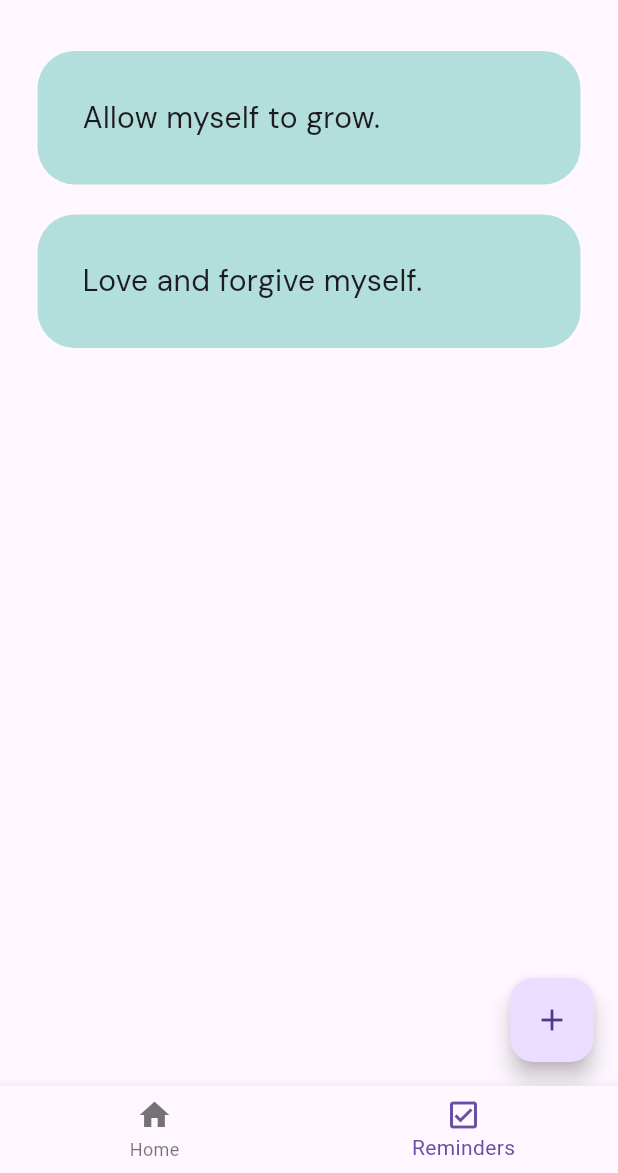
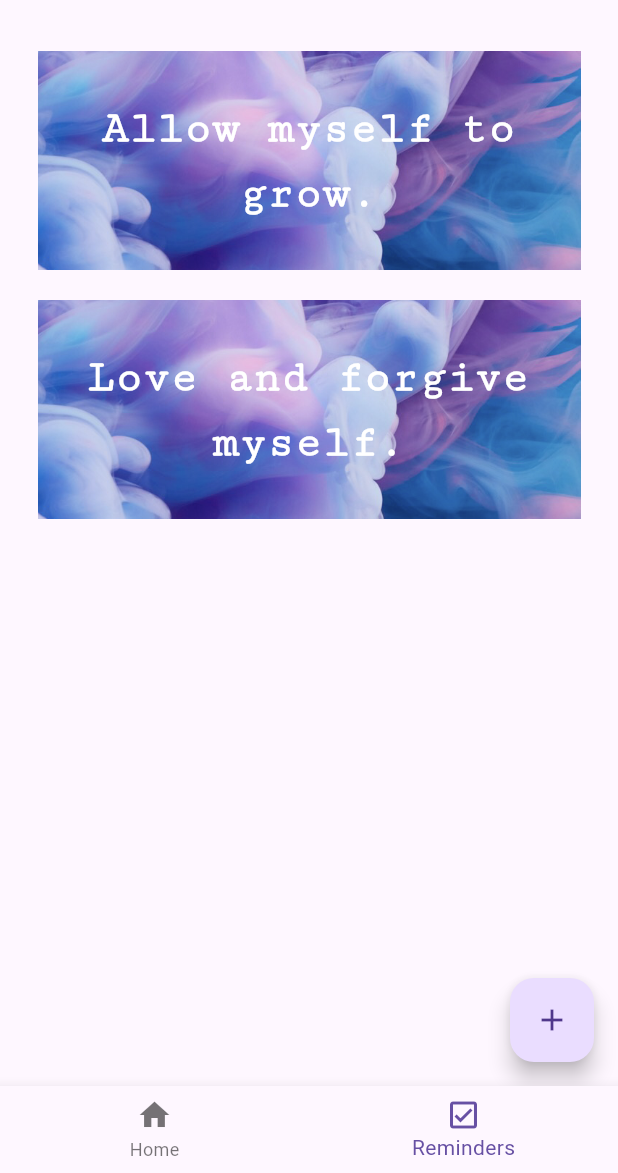
Before and after one commit to TheaRodriguez/Rodriguez-Suarez_Affirmations4u, a Flutter app: the screen it shows after launch, item 2 of the bottom bar chosen, on a phone screen of 412 x 824 dp, the part 63-1236 px from its top. Run offline on Flutter 3.47's test engine with Material 3 defaults, Android fonts, the light colour scheme and no system bars; drawn by our look-alikes of flutter_slidable; our stand-ins replace flutter_datetime_picker_plus, flutter_local_notifications, flutter_spinkit, google_fonts, hive_flutter, timezone; accounts and stored records are empty; network calls fail.

Commit message:
Second Commit

```diff
--- a/lib/main.dart
+++ b/lib/main.dart
@@ -29,6 +29,7 @@ class _MyAppState extends State<MyApp> {
   @override
   Widget build(BuildContext context) {
     return const MaterialApp(
+      debugShowCheckedModeBanner: false,
       title: 'Flutter Demo',
       home: MainScaffold(),
     );
--- a/lib/util/journal_entry_tile.dart
+++ b/lib/util/journal_entry_tile.dart
@@ -25,16 +25,20 @@ class JournalEntryTile extends StatelessWidget {
               onPressed: deleteFunction,
               icon: Icons.check_box,
               backgroundColor: Colors.pinkAccent,
-              borderRadius: BorderRadius.circular(25),
+
             )
           ],
         ),
         child: Container(
           padding: const EdgeInsets.all(30),
-          decoration: BoxDecoration(
-              color: Colors.teal[100],
-              borderRadius: BorderRadius.circular(25)
+          decoration: const BoxDecoration(
+            image: DecorationImage(
+              image: AssetImage('images/pic.png'),
+              fit: BoxFit.cover,
+
+            ),
           ),
+
           child: Row(
             children: [
               Expanded(
@@ -42,8 +46,12 @@ class JournalEntryTile extends StatelessWidget {
                   taskName,
                   maxLines: 5,
                   overflow: TextOverflow.ellipsis,
-                  style: GoogleFonts.dmSans(
-                    fontSize: 20
+                  textAlign: TextAlign.center,
+                  style: const TextStyle(
+                    fontFamily: 'Cutive',
+                    fontSize: 30,
+                    color: Colors.white,
+                    fontWeight: FontWeight.w900,
                   ),
                 ),
               ),
```
Also changed, not shown: lib/pages/home_page.dart (+13 -6 lines), pubspec.yaml (+36 -0 lines), fonts/AmaticSC-Regular.ttf (added), fonts/CormorantGaramond-Regular.ttf (added), fonts/CutiveMono-Regular.ttf (added), fonts/DancingScript-Regular.ttf (added), fonts/PTSerif-Bold.ttf (added), fonts/PTSerif-BoldItalic.ttf (added), fonts/PTSerif-Italic.ttf (added), fonts/PTSerif-Regular.ttf (added), images/340434.png (added), images/blurred-turquoise-background-design_1107-187.png (added), images/download.png (added), images/images.png (added), 1 more files, 1 other file.
